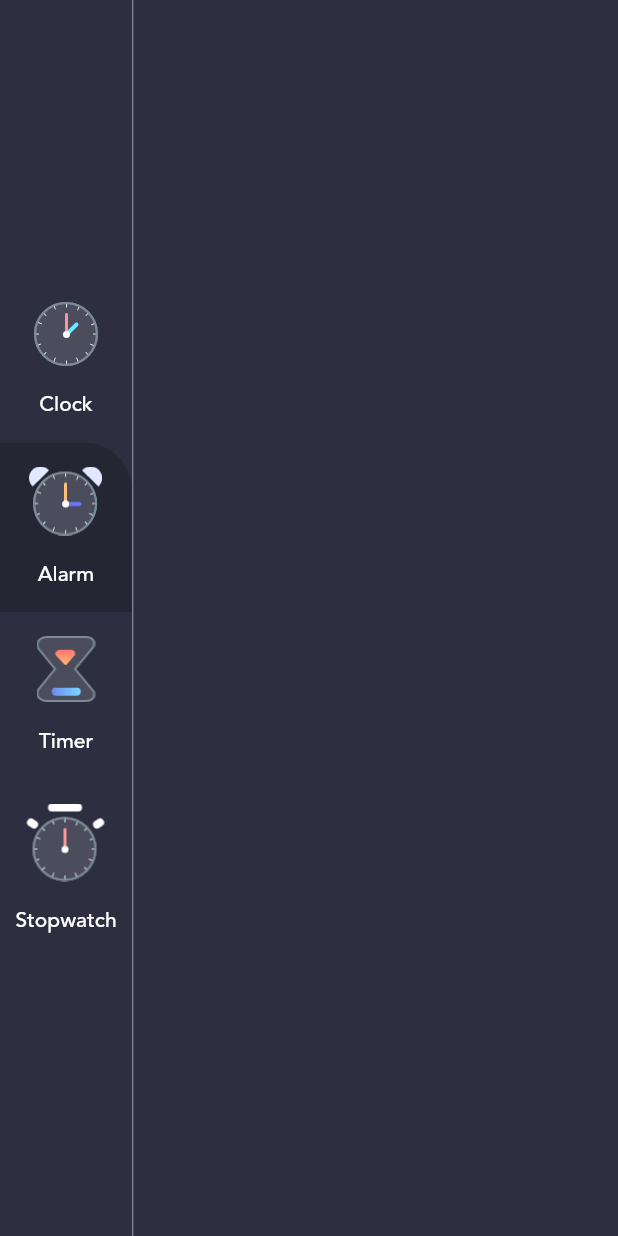
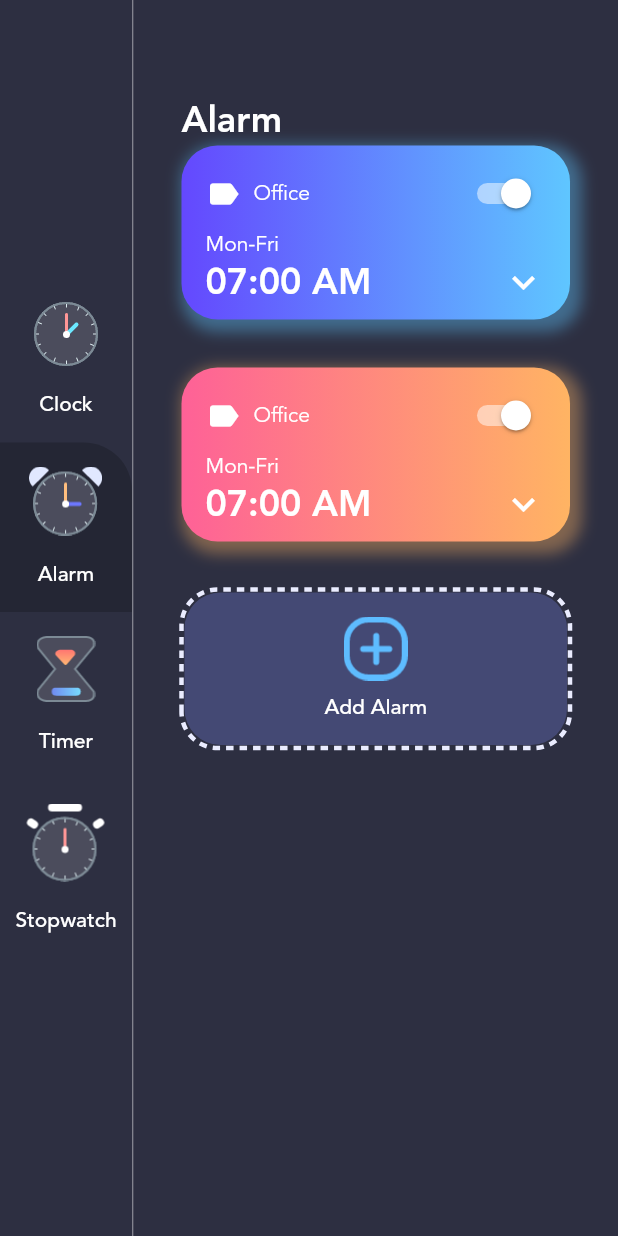
Before and after one commit to aditya263/Clock-App, a Flutter app: the screen it shows after launch, after a tap on "Alarm", on a phone screen of 412 x 824 dp. Run offline on Flutter 3.47's test engine with Material 2 defaults, Android fonts, the phone set to English and light mode, and no system bars; drawn by our look-alikes of dotted_border.

Commit message:
Alarm Page design completed

```diff
--- a/lib/data.dart
+++ b/lib/data.dart
@@ -1,4 +1,6 @@
+import 'package:clock_app/constants/theme_data.dart';
 import 'package:clock_app/enums.dart';
+import 'models/alarm_info.dart';
 import 'models/menu_info.dart';
 
 List<MenuInfo> menuItems = [
@@ -11,3 +13,10 @@
   MenuInfo(MenuType.stopwatch,
       title: 'Stopwatch', imageSource: 'assets/images/stopwatch_icon.png'),
 ];
+
+List<AlarmInfo> alarms = [
+  AlarmInfo('Office', GradientColors.sky,
+      alarmDateTime: DateTime.now().add(const Duration(hours: 1))),
+  AlarmInfo('Sport', GradientColors.sunset,
+      alarmDateTime: DateTime.now().add(const Duration(hours: 1)))
+];
--- /dev/null
+++ b/lib/models/alarm_info.dart
@@ -0,0 +1,11 @@
+import 'package:flutter/cupertino.dart';
+
+class AlarmInfo {
+  late DateTime alarmDateTime;
+  late String description;
+  late bool isActive;
+  List<Color> gradientColors;
+
+  AlarmInfo(this.description, this.gradientColors,
+      {required this.alarmDateTime});
+}
--- /dev/null
+++ b/lib/views/alarm_page.dart
@@ -0,0 +1,147 @@
+import 'package:clock_app/constants/theme_data.dart';
+import 'package:clock_app/data.dart';
+import 'package:dotted_border/dotted_border.dart';
+import 'package:flutter/material.dart';
+
+class AlarmPage extends StatefulWidget {
+  @override
+  State<AlarmPage> createState() => _AlarmPageState();
+}
+
+class _AlarmPageState extends State<AlarmPage> {
+  @override
+  Widget build(BuildContext context) {
+    return Container(
+      padding: const EdgeInsets.symmetric(horizontal: 32, vertical: 64),
+      child: Column(
+        crossAxisAlignment: CrossAxisAlignment.start,
+        children: [
+          Text(
+            'Alarm',
+            style: TextStyle(
+                fontFamily: 'avenir',
+                fontWeight: FontWeight.w700,
+                color: CustomColors.primaryTextColor,
+                fontSize: 24),
+          ),
+          Expanded(
+            child: ListView(
+              children: alarms.map<Widget>((alarm) {
+                return Container(
+                  margin: const EdgeInsets.only(bottom: 32),
+                  padding:
+                      const EdgeInsets.symmetric(horizontal: 16, vertical: 8),
+                  decoration: BoxDecoration(
+                      gradient: LinearGradient(
+                          colors: alarm.gradientColors,
+                          begin: Alignment.centerLeft,
+                          end: Alignment.centerRight),
+                      boxShadow: [
+                        BoxShadow(
+                            color: alarm.gradientColors.last.withOpacity(0.4),
+                            blurRadius: 8,
+                            spreadRadius: 4,
+                            offset: const Offset(4, 4))
+                      ],
+                      borderRadius:
+                          const BorderRadius.all(Radius.circular(24))),
+                  child: Column(
+                    crossAxisAlignment: CrossAxisAlignment.start,
+                    children: [
+                      Row(
+                        mainAxisAlignment: MainAxisAlignment.spaceBetween,
+                        children: [
+                          Row(
+                            children: const [
+                              Icon(
+                                Icons.label,
+                                color: Colors.white,
+                                size: 24,
+                              ),
+                              SizedBox(
+                                width: 8,
+                              ),
+                              Text(
+                                'Office',
+                                style: TextStyle(
+                                    color: Colors.white, fontFamily: 'avenir'),
+                              ),
+                            ],
+                          ),
+                          Switch(
+                            value: true,
+                            onChanged: (bool value) {},
+                            activeColor: Colors.white,
+                          )
+                        ],
+                      ),
+                      const Text(
+                        'Mon-Fri',
+                        style: TextStyle(
+                            color: Colors.white, fontFamily: 'avenir'),
+                      ),
+                      Row(
+                        mainAxisAlignment: MainAxisAlignment.spaceBetween,
+                        children: const [
+                          Text(
+                            '07:00 AM',
+                            style: TextStyle(
+                                color: Colors.white,
+                                fontFamily: 'avenir',
+                                fontSize: 24,
+                                fontWeight: FontWeight.w700),
+                          ),
+                          Icon(
+                            Icons.keyboard_arrow_down,
+                            size: 30,
+                            color: Colors.white,
+                          )
+                        ],
+                      )
+                    ],
+                  ),
+                );
+              }).followedBy([
+                DottedBorder(
+                  strokeWidth: 3,
+                  color: CustomColors.clockOutline,
+                  borderType: BorderType.RRect,
+                  radius: const Radius.circular(24),
+                  dashPattern: const [5, 4],
+                  child: Container(
+                    width: double.infinity,
+                    decoration: BoxDecoration(
+                      color: CustomColors.clockBG,
+                      borderRadius: const BorderRadius.all(Radius.circular(24)),
+                    ),
+                    child: FlatButton(
+                      padding: const EdgeInsets.symmetric(
+                          horizontal: 32, vertical: 16),
+                      onPressed: () {},
+                      child: Column(
+                        children: [
+                          Image.asset(
+                            'assets/images/add_alarm.png',
+                            scale: 1.5,
+                          ),
+                          const SizedBox(
+                            height: 8,
+                          ),
+                          const Text(
+                            'Add Alarm',
+                            style: TextStyle(
+                                color: Colors.white, fontFamily: 'avenir'),
+                          ),
+                        ],
+                      ),
+                    ),
+                  ),
+                )
+              ]).toList(),
+            ),
+          )
+        ],
+      ),
+    );
+  }
+}
--- a/lib/views/homepage.dart
+++ b/lib/views/homepage.dart
@@ -6,7 +6,11 @@
 import 'package:flutter/material.dart';
 import 'package:provider/provider.dart';
 
+import 'alarm_page.dart';
+
 class HomePage extends StatefulWidget {
+  const HomePage({Key? key}) : super(key: key);
+
   @override
   _HomePageState createState() => _HomePageState();
 }
@@ -34,7 +38,7 @@
                 if (value.menuType == MenuType.clock) {
                   return const ClockPage();
                 } else if (value.menuType == MenuType.alarm) {
-                  return Container();
+                  return AlarmPage();
                 } else {
                   return RichText(
                     text: TextSpan(
@@ -63,7 +67,7 @@
         return FlatButton(
           shape: const RoundedRectangleBorder(
               borderRadius:
-                  const BorderRadius.only(topRight: Radius.circular(32))),
+                  BorderRadius.only(topRight: Radius.circular(32))),
           padding: const EdgeInsets.symmetric(vertical: 16.0, horizontal: 0),
           color: currentMenuInfo.menuType == value.menuType
               ? CustomColors.menuBackgroundColor
--- a/pubspec.yaml
+++ b/pubspec.yaml
@@ -36,6 +36,7 @@
   cupertino_icons: ^1.0.2
   intl: ^0.17.0
   provider: ^6.0.2
+  dotted_border: ^2.0.0+2
 
 dev_dependencies:
   flutter_test:
```
Also changed, not shown: pubspec.lock.
